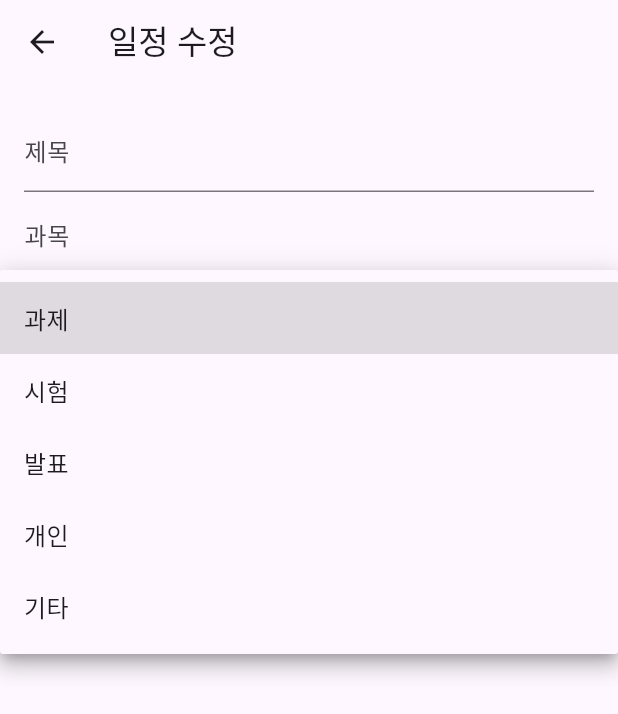
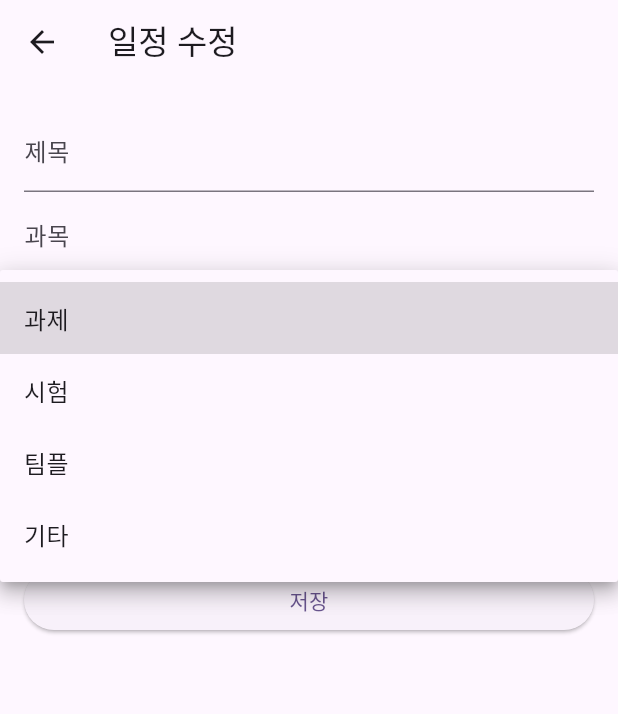
Before and after one commit to planetapp-team/planetapp, a Flutter app: the EditTodoPage screen opened directly with empty values, after a tap on "카테고리", on a phone screen of 412 x 824 dp. Shown: the top 714 px of the screen. Run offline on Flutter 3.47's test engine with Material 3 defaults, Android fonts, the phone set to English and light mode, and no system bars; our stand-ins replace cloud_firestore, firebase_auth, firebase_core, firebase_messaging, table_calendar; accounts and stored records are empty.

Commit message:
Fix: edit_todo_page.dart 카테고리 리스트 수정

```diff
--- a/lib/pages/edit_todo_page.dart
+++ b/lib/pages/edit_todo_page.dart
@@ -28,7 +28,7 @@ class _EditTodoPageState extends State<EditTodoPage> {
   DateTime? _startDate; // 시작일
   DateTime? _endDate; // 마감일
 
-  final List<String> _categories = ['과제', '시험', '발표', '개인', '기타']; // ✅ 카테고리 목록
+  final List<String> _categories = ['과제', '시험', '팀플', '기타']; // ✅ 카테고리 목록
   String? _selectedCategory; // ✅ 선택된 카테고리 상태값
 
   @override
```
